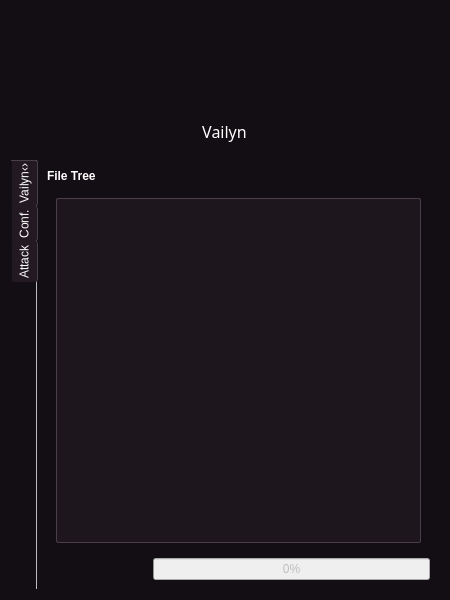
Qt form core/qt5/Main.ui (VainlyStrain/Vailyn) before a commit.
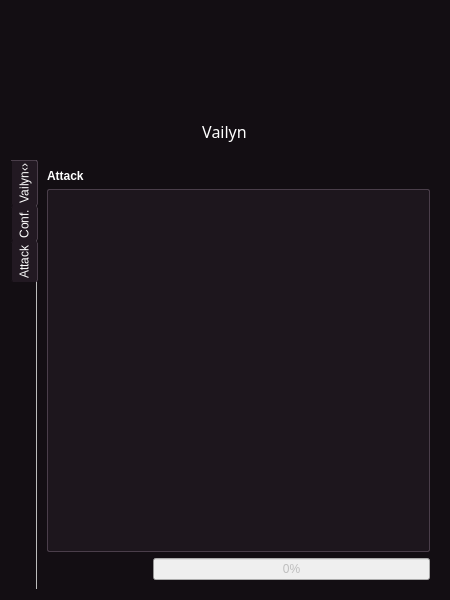
The same form after that commit. The open tabs and pages were chosen to show the change. Icons and pictures are not drawn.

Diff of the .ui file:
```diff
--- a/core/qt5/Main.ui
+++ b/core/qt5/Main.ui
@@ -1703,7 +1703,7 @@
                </font>
               </property>
               <property name="text">
-               <string>File Tree</string>
+               <string>Attack</string>
               </property>
              </widget>
             </item>
@@ -1745,6 +1745,18 @@
               </widget>
               <widget class="QWidget" name="crawlerOutput">
                <layout class="QVBoxLayout" name="verticalLayout_9">
+                <property name="leftMargin">
+                 <number>0</number>
+                </property>
+                <property name="topMargin">
+                 <number>0</number>
+                </property>
+                <property name="rightMargin">
+                 <number>0</number>
+                </property>
+                <property name="bottomMargin">
+                 <number>0</number>
+                </property>
                 <item>
                  <widget class="QTextBrowser" name="crawlerResultDisplay"/>
                 </item>
```
